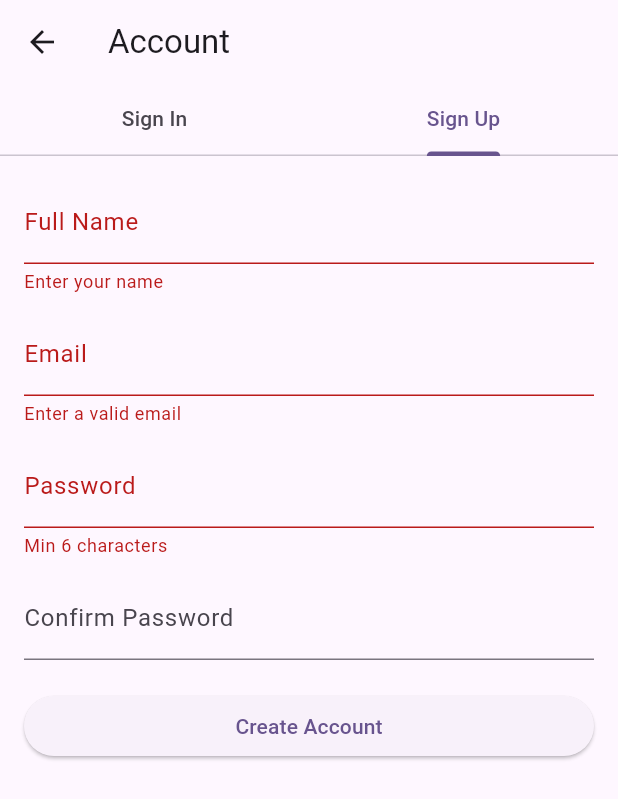
After one commit to mail2adiexp-spec/Bong-Bazar, a Flutter app: the AuthScreen screen opened by its route, tab 2 chosen, after a tap on "Create Account", on a phone screen of 412 x 824 dp. The commit adds this screen. Shown: the top 799 px of the screen. Run offline on Flutter 3.47's test engine with Material 3 defaults, Android fonts, the phone set to English and light mode, and no system bars; our stand-ins replace shared_preferences; accounts and stored records are empty; network calls fail.

Commit message:
feat: add search, user auth, and INR currency formatting

```diff
--- a/ecommerce_app/lib/main.dart
+++ b/ecommerce_app/lib/main.dart
@@ -4,8 +4,11 @@ import 'package:ecommerce_app/screens/home_screen.dart';
 import 'package:ecommerce_app/screens/cart_screen.dart';
 import 'package:ecommerce_app/screens/checkout_screen.dart';
 import 'package:ecommerce_app/screens/product_detail_screen.dart';
+import 'package:ecommerce_app/screens/auth_screen.dart';
+import 'package:ecommerce_app/screens/account_screen.dart';
 import 'package:ecommerce_app/models/product_model.dart';
 import 'package:ecommerce_app/providers/cart_provider.dart';
+import 'package:ecommerce_app/providers/auth_provider.dart';
 
 void main() {
   runApp(const MyApp());
@@ -16,8 +19,11 @@ class MyApp extends StatelessWidget {
 
   @override
   Widget build(BuildContext context) {
-    return ChangeNotifierProvider(
-      create: (_) => CartProvider(),
+    return MultiProvider(
+      providers: [
+        ChangeNotifierProvider(create: (_) => CartProvider()),
+        ChangeNotifierProvider(create: (_) => AuthProvider()),
+      ],
       child: MaterialApp(
         title: 'E-Commerce App',
         theme: ThemeData(
@@ -28,6 +34,8 @@ class MyApp extends StatelessWidget {
         routes: {
           CartScreen.routeName: (_) => const CartScreen(),
           CheckoutScreen.routeName: (_) => const CheckoutScreen(),
+          AuthScreen.routeName: (ctx) => const AuthScreen(),
+          AccountScreen.routeName: (ctx) => const AccountScreen(),
         },
         // For routes needing arguments
         onGenerateRoute: (settings) {
--- /dev/null
+++ b/ecommerce_app/lib/providers/auth_provider.dart
@@ -0,0 +1,112 @@
+import 'dart:convert';
+
+import 'package:crypto/crypto.dart';
+import 'package:flutter/foundation.dart';
+import 'package:shared_preferences/shared_preferences.dart';
+
+class AppUser {
+  final String email;
+  final String name;
+
+  AppUser({required this.email, required this.name});
+
+  Map<String, dynamic> toMap() => {'email': email, 'name': name};
+
+  factory AppUser.fromMap(Map<String, dynamic> map) =>
+      AppUser(email: map['email'] as String, name: map['name'] as String);
+}
+
+class AuthProvider extends ChangeNotifier {
+  static const _usersKey = 'users_v1';
+  static const _currentUserKey = 'current_user_email_v1';
+
+  final Map<String, Map<String, dynamic>> _usersByEmail =
+      {}; // email -> {name, passwordHash}
+  AppUser? _currentUser;
+
+  AuthProvider() {
+    Future.microtask(_init);
+  }
+
+  AppUser? get currentUser => _currentUser;
+  bool get isLoggedIn => _currentUser != null;
+
+  Future<void> signUp({
+    required String name,
+    required String email,
+    required String password,
+  }) async {
+    final e = email.trim().toLowerCase();
+    if (_usersByEmail.containsKey(e)) {
+      throw Exception('An account with this email already exists');
+    }
+    final passwordHash = _hash(password);
+    _usersByEmail[e] = {'name': name.trim(), 'passwordHash': passwordHash};
+    _currentUser = AppUser(email: e, name: name.trim());
+    await _persist();
+    notifyListeners();
+  }
+
+  Future<void> signIn({required String email, required String password}) async {
+    final e = email.trim().toLowerCase();
+    final record = _usersByEmail[e];
+    if (record == null) {
+      throw Exception('No account found for this email');
+    }
+    final passwordHash = _hash(password);
+    if (record['passwordHash'] != passwordHash) {
+      throw Exception('Invalid credentials');
+    }
+    _currentUser = AppUser(email: e, name: record['name'] as String);
+    await _persist();
+    notifyListeners();
+  }
+
+  Future<void> signOut() async {
+    _currentUser = null;
+    await _persist();
+    notifyListeners();
+  }
+
+  String _hash(String input) {
+    final bytes = utf8.encode(input);
+    final digest = sha256.convert(bytes);
+    return digest.toString();
+  }
+
+  Future<void> _init() async {
+    try {
+      final prefs = await SharedPreferences.getInstance();
+      final usersRaw = prefs.getString(_usersKey);
+      final currentEmail = prefs.getString(_currentUserKey);
+      if (usersRaw != null && usersRaw.isNotEmpty) {
+        final decoded = jsonDecode(usersRaw) as Map<String, dynamic>;
+        decoded.forEach((email, data) {
+          _usersByEmail[email] = Map<String, dynamic>.from(data as Map);
+        });
+      }
+      if (currentEmail != null && currentEmail.isNotEmpty) {
+        final record = _usersByEmail[currentEmail];
+        if (record != null) {
+          _currentUser = AppUser(
+            email: currentEmail,
+            name: record['name'] as String,
+          );
+        }
+      }
+      notifyListeners();
+    } catch (_) {
+      // ignore
+    }
+  }
+
+  Future<void> _persist() async {
+    try {
+      final prefs = await SharedPreferences.getInstance();
+      await prefs.setString(_usersKey, jsonEncode(_usersByEmail));
+      await prefs.setString(_currentUserKey, _currentUser?.email ?? '');
+    } catch (_) {
+      // ignore
+    }
+  }
+}
--- /dev/null
+++ b/ecommerce_app/lib/screens/auth_screen.dart
@@ -0,0 +1,247 @@
+import 'package:flutter/material.dart';
+import 'package:provider/provider.dart';
+
+import '../providers/auth_provider.dart';
+
+class AuthScreen extends StatefulWidget {
+  static const routeName = '/auth';
+  final String? redirectRouteName;
+
+  const AuthScreen({super.key, this.redirectRouteName});
+
+  @override
+  State<AuthScreen> createState() => _AuthScreenState();
+}
+
+class _AuthScreenState extends State<AuthScreen>
+    with SingleTickerProviderStateMixin {
+  late final TabController _tabController;
+
+  @override
+  void initState() {
+    super.initState();
+    _tabController = TabController(length: 2, vsync: this);
+  }
+
+  @override
+  void dispose() {
+    _tabController.dispose();
+    super.dispose();
+  }
+
+  void _onSuccess(BuildContext context) {
+    final redirect = widget.redirectRouteName;
+    if (redirect != null && redirect.isNotEmpty) {
+      Navigator.pushReplacementNamed(context, redirect);
+    } else {
+      Navigator.of(context).pop();
+    }
+  }
+
+  @override
+  Widget build(BuildContext context) {
+    return Scaffold(
+      appBar: AppBar(
+        title: const Text('Account'),
+        bottom: TabBar(
+          controller: _tabController,
+          tabs: const [
+            Tab(text: 'Sign In'),
+            Tab(text: 'Sign Up'),
+          ],
+        ),
+      ),
+      body: TabBarView(
+        controller: _tabController,
+        children: [
+          _SignInForm(onSuccess: () => _onSuccess(context)),
+          _SignUpForm(onSuccess: () => _onSuccess(context)),
+        ],
+      ),
+    );
+  }
+}
+
+class _SignInForm extends StatefulWidget {
+  final VoidCallback onSuccess;
+  const _SignInForm({required this.onSuccess});
+
+  @override
+  State<_SignInForm> createState() => _SignInFormState();
+}
+
+class _SignInFormState extends State<_SignInForm> {
+  final _formKey = GlobalKey<FormState>();
+  final _emailCtrl = TextEditingController();
+  final _passCtrl = TextEditingController();
+  bool _loading = false;
+
+  @override
+  void dispose() {
+    _emailCtrl.dispose();
+    _passCtrl.dispose();
+    super.dispose();
+  }
+
+  Future<void> _submit() async {
+    if (!_formKey.currentState!.validate()) return;
+    setState(() => _loading = true);
+    try {
+      await context.read<AuthProvider>().signIn(
+        email: _emailCtrl.text,
+        password: _passCtrl.text,
+      );
+      widget.onSuccess();
+    } catch (e) {
+      ScaffoldMessenger.of(context).showSnackBar(
+        SnackBar(content: Text(e.toString().replaceFirst('Exception: ', ''))),
+      );
+    } finally {
+      if (mounted) setState(() => _loading = false);
+    }
+  }
+
+  @override
+  Widget build(BuildContext context) {
+    return Padding(
+      padding: const EdgeInsets.all(16),
+      child: Form(
+        key: _formKey,
+        child: Column(
+          children: [
+            TextFormField(
+              controller: _emailCtrl,
+              decoration: const InputDecoration(labelText: 'Email'),
+              keyboardType: TextInputType.emailAddress,
+              validator: (v) => (v == null || v.isEmpty || !v.contains('@'))
+                  ? 'Enter a valid email'
+                  : null,
+            ),
+            const SizedBox(height: 12),
+            TextFormField(
+              controller: _passCtrl,
+              decoration: const InputDecoration(labelText: 'Password'),
+              obscureText: true,
+              validator: (v) =>
+                  (v == null || v.length < 6) ? 'Min 6 characters' : null,
+            ),
+            const SizedBox(height: 20),
+            SizedBox(
+              width: double.infinity,
+              child: ElevatedButton(
+                onPressed: _loading ? null : _submit,
+                child: _loading
+                    ? const CircularProgressIndicator()
+                    : const Text('Sign In'),
+              ),
+            ),
+          ],
+        ),
+      ),
+    );
+  }
+}
+
+class _SignUpForm extends StatefulWidget {
+  final VoidCallback onSuccess;
+  const _SignUpForm({required this.onSuccess});
+
+  @override
+  State<_SignUpForm> createState() => _SignUpFormState();
+}
+
+class _SignUpFormState extends State<_SignUpForm> {
+  final _formKey = GlobalKey<FormState>();
+  final _nameCtrl = TextEditingController();
+  final _emailCtrl = TextEditingController();
+  final _passCtrl = TextEditingController();
+  final _confirmCtrl = TextEditingController();
+  bool _loading = false;
+
+  @override
+  void dispose() {
+    _nameCtrl.dispose();
+    _emailCtrl.dispose();
+    _passCtrl.dispose();
+    _confirmCtrl.dispose();
+    super.dispose();
+  }
+
+  Future<void> _submit() async {
+    if (!_formKey.currentState!.validate()) return;
+    setState(() => _loading = true);
+    try {
+      await context.read<AuthProvider>().signUp(
+        name: _nameCtrl.text,
+        email: _emailCtrl.text,
+        password: _passCtrl.text,
+      );
+      widget.onSuccess();
+    } catch (e) {
+      ScaffoldMessenger.of(context).showSnackBar(
+        SnackBar(content: Text(e.toString().replaceFirst('Exception: ', ''))),
+      );
+    } finally {
+      if (mounted) setState(() => _loading = false);
+    }
+  }
+
+  @override
+  Widget build(BuildContext context) {
+    return Padding(
+      padding: const EdgeInsets.all(16),
+      child: Form(
+        key: _formKey,
+        child: SingleChildScrollView(
+          child: Column(
+            children: [
+              TextFormField(
+                controller: _nameCtrl,
+                decoration: const InputDecoration(labelText: 'Full Name'),
+                validator: (v) =>
+                    (v == null || v.isEmpty) ? 'Enter your name' : null,
+              ),
+              const SizedBox(height: 12),
+              TextFormField(
+                controller: _emailCtrl,
+                decoration: const InputDecoration(labelText: 'Email'),
+                keyboardType: TextInputType.emailAddress,
+                validator: (v) => (v == null || v.isEmpty || !v.contains('@'))
+                    ? 'Enter a valid email'
+                    : null,
+              ),
+              const SizedBox(height: 12),
+              TextFormField(
+                controller: _passCtrl,
+                decoration: const InputDecoration(labelText: 'Password'),
+                obscureText: true,
+                validator: (v) =>
+                    (v == null || v.length < 6) ? 'Min 6 characters' : null,
+              ),
+              const SizedBox(height: 12),
+              TextFormField(
+                controller: _confirmCtrl,
+                decoration: const InputDecoration(
+                  labelText: 'Confirm Password',
+                ),
+                obscureText: true,
+                validator: (v) =>
+                    (v != _passCtrl.text) ? 'Passwords do not match' : null,
+              ),
+              const SizedBox(height: 20),
+              SizedBox(
+                width: double.infinity,
+                child: ElevatedButton(
+                  onPressed: _loading ? null : _submit,
+                  child: _loading
+                      ? const CircularProgressIndicator()
+                      : const Text('Create Account'),
+                ),
+              ),
+            ],
+          ),
+        ),
+      ),
+    );
+  }
+}
--- a/ecommerce_app/lib/screens/checkout_screen.dart
+++ b/ecommerce_app/lib/screens/checkout_screen.dart
@@ -1,6 +1,7 @@
 import 'package:flutter/material.dart';
 import 'package:provider/provider.dart';
 import '../providers/cart_provider.dart';
+import '../utils/currency.dart';
 
 class CheckoutScreen extends StatelessWidget {
   static const routeName = '/checkout';
@@ -23,7 +24,7 @@ class CheckoutScreen extends StatelessWidget {
               ),
               const SizedBox(height: 8),
               Text(
-                'Total Amount: \$${cart.totalAmount.toStringAsFixed(2)}',
+                'Total Amount: ${formatINR(cart.totalAmount)}',
                 style: const TextStyle(
                   fontSize: 18,
                   fontWeight: FontWeight.bold,
--- a/ecommerce_app/lib/screens/home_screen.dart
+++ b/ecommerce_app/lib/screens/home_screen.dart
@@ -3,7 +3,9 @@ import 'package:provider/provider.dart';
 import '../models/product_model.dart';
 import '../widgets/product_card.dart';
 import '../providers/cart_provider.dart';
+import '../providers/auth_provider.dart';
 import 'cart_screen.dart';
+import 'account_screen.dart';
 
 class HomeScreen extends StatefulWidget {
   const HomeScreen({super.key});
@@ -81,6 +83,17 @@ class _HomeScreenState extends State<HomeScreen> {
       appBar: AppBar(
         title: const Text('E-Commerce Home'),
         actions: [
+          Consumer<AuthProvider>(
+            builder: (_, auth, __) => IconButton(
+              tooltip: auth.isLoggedIn
+                  ? 'Account (${auth.currentUser!.name})'
+                  : 'Sign In',
+              icon: const Icon(Icons.person),
+              onPressed: () {
+                Navigator.pushNamed(context, AccountScreen.routeName);
+              },
+            ),
+          ),
           Stack(
             alignment: Alignment.center,
             children: [
--- a/ecommerce_app/lib/screens/product_detail_screen.dart
+++ b/ecommerce_app/lib/screens/product_detail_screen.dart
@@ -2,6 +2,7 @@ import 'package:flutter/material.dart';
 import 'package:provider/provider.dart';
 import '../models/product_model.dart';
 import '../providers/cart_provider.dart';
+import '../utils/currency.dart';
 
 class ProductDetailScreen extends StatelessWidget {
   static const routeName = '/product';
@@ -41,7 +42,7 @@ class ProductDetailScreen extends StatelessWidget {
             ),
             const SizedBox(height: 8),
             Text(
-              '\$${product.price.toStringAsFixed(2)}',
+              formatINR(product.price),
               style: TextStyle(fontSize: 18, color: Colors.grey[800]),
             ),
             const SizedBox(height: 16),
--- a/ecommerce_app/lib/widgets/product_card.dart
+++ b/ecommerce_app/lib/widgets/product_card.dart
@@ -3,6 +3,7 @@ import 'package:provider/provider.dart';
 import '../models/product_model.dart';
 import '../providers/cart_provider.dart';
 import '../screens/product_detail_screen.dart';
+import '../utils/currency.dart';
 
 class ProductCard extends StatelessWidget {
   final Product product;
@@ -67,7 +68,7 @@ class ProductCard extends StatelessWidget {
             Padding(
               padding: const EdgeInsets.symmetric(horizontal: 8.0),
               child: Text(
-                '\$${product.price.toStringAsFixed(2)}',
+                formatINR(product.price),
                 style: TextStyle(fontSize: 14.0, color: Colors.grey[800]),
               ),
             ),
--- a/ecommerce_app/pubspec.yaml
+++ b/ecommerce_app/pubspec.yaml
@@ -36,6 +36,8 @@ dependencies:
   cupertino_icons: ^1.0.8
   provider: ^6.0.5
   shared_preferences: ^2.3.2
+  crypto: ^3.0.3
+  intl: ^0.19.0
 
 dev_dependencies:
   flutter_test:
```
Also changed, not shown: ecommerce_app/lib/screens/account_screen.dart (added, +68 -0 lines), ecommerce_app/lib/screens/cart_screen.dart (+20 -6 lines), ecommerce_app/lib/utils/currency.dart (added, +10 -0 lines), ecommerce_app/pubspec.lock.
